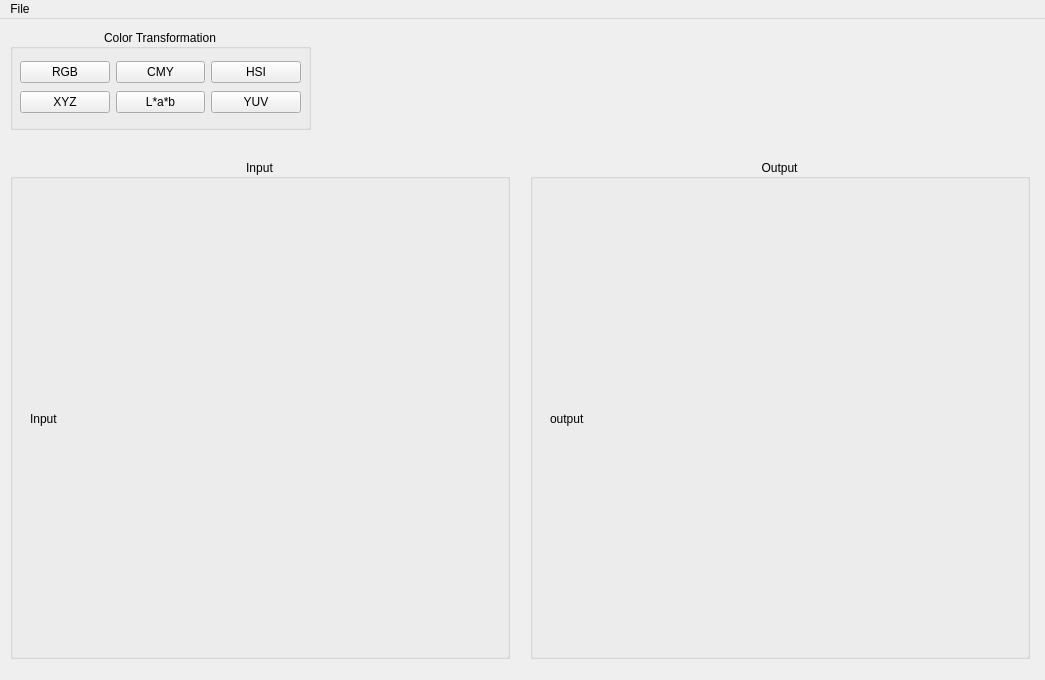
Old version of the form HW05/myui.ui in the repository WesleyCh3n/Img-Processing.
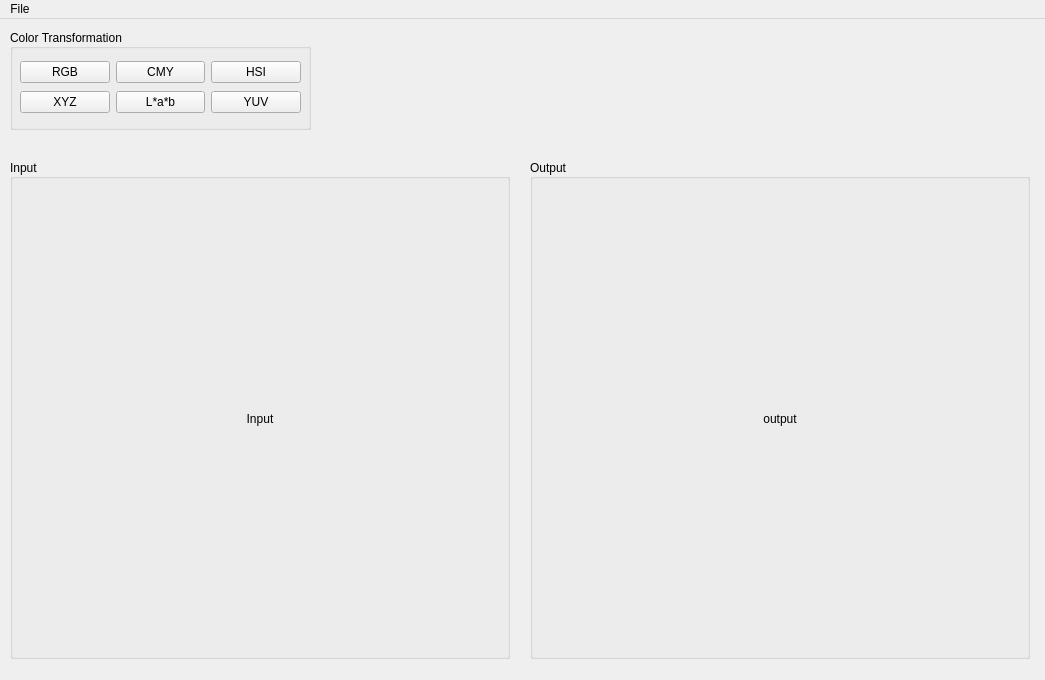
New version of the form.

```diff
--- a/HW05/myui.ui
+++ b/HW05/myui.ui
@@ -27,9 +27,9 @@
      <string>Color Transformation</string>
     </property>
     <property name="alignment">
-     <set>Qt::AlignCenter</set>
+     <set>Qt::AlignLeading|Qt::AlignLeft|Qt::AlignVCenter</set>
     </property>
-    <widget class="QWidget" name="">
+    <widget class="QWidget" name="layoutWidget">
      <property name="geometry">
       <rect>
        <x>10</x>
@@ -97,7 +97,7 @@
      <string>Input</string>
     </property>
     <property name="alignment">
-     <set>Qt::AlignCenter</set>
+     <set>Qt::AlignLeading|Qt::AlignLeft|Qt::AlignVCenter</set>
     </property>
     <widget class="QLabel" name="inputLb">
      <property name="geometry">
@@ -111,6 +111,9 @@
      <property name="text">
       <string>Input</string>
      </property>
+     <property name="alignment">
+      <set>Qt::AlignCenter</set>
+     </property>
     </widget>
    </widget>
    <widget class="QGroupBox" name="groupBox_3">
@@ -126,7 +129,7 @@
      <string>Output</string>
     </property>
     <property name="alignment">
-     <set>Qt::AlignCenter</set>
+     <set>Qt::AlignLeading|Qt::AlignLeft|Qt::AlignVCenter</set>
     </property>
     <widget class="QLabel" name="outputLb">
      <property name="geometry">
@@ -140,6 +143,9 @@
      <property name="text">
       <string>output</string>
      </property>
+     <property name="alignment">
+      <set>Qt::AlignCenter</set>
+     </property>
     </widget>
    </widget>
   </widget>
```
Left out of the diff: 9 changed lines with no effect on the pictures.
